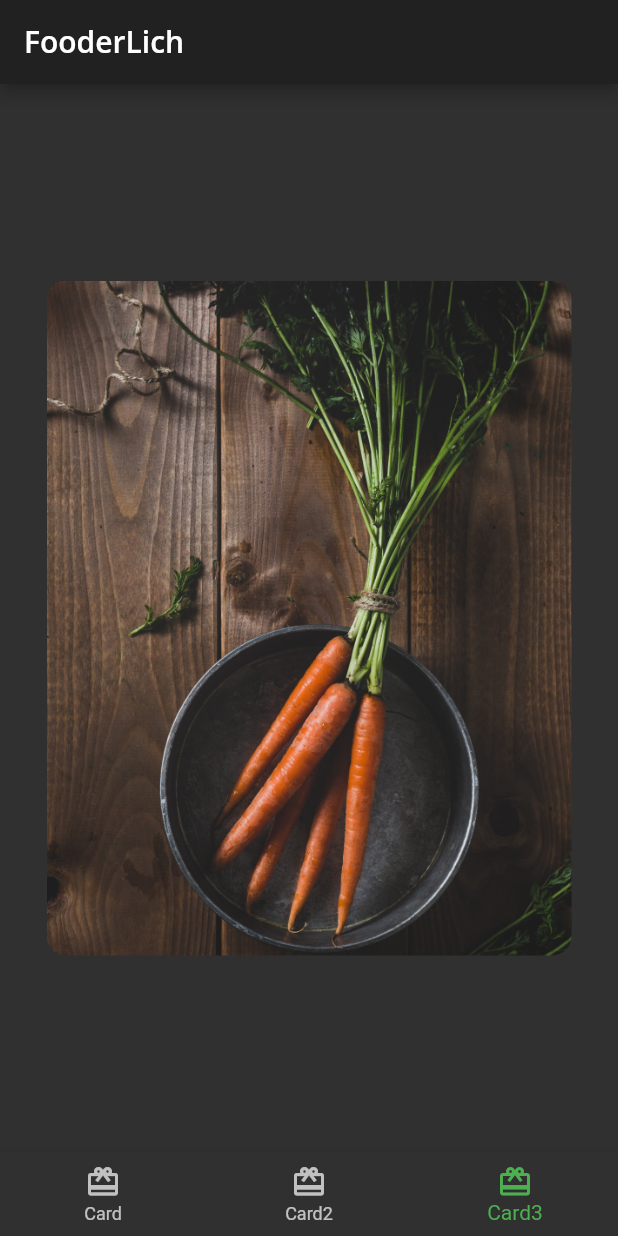
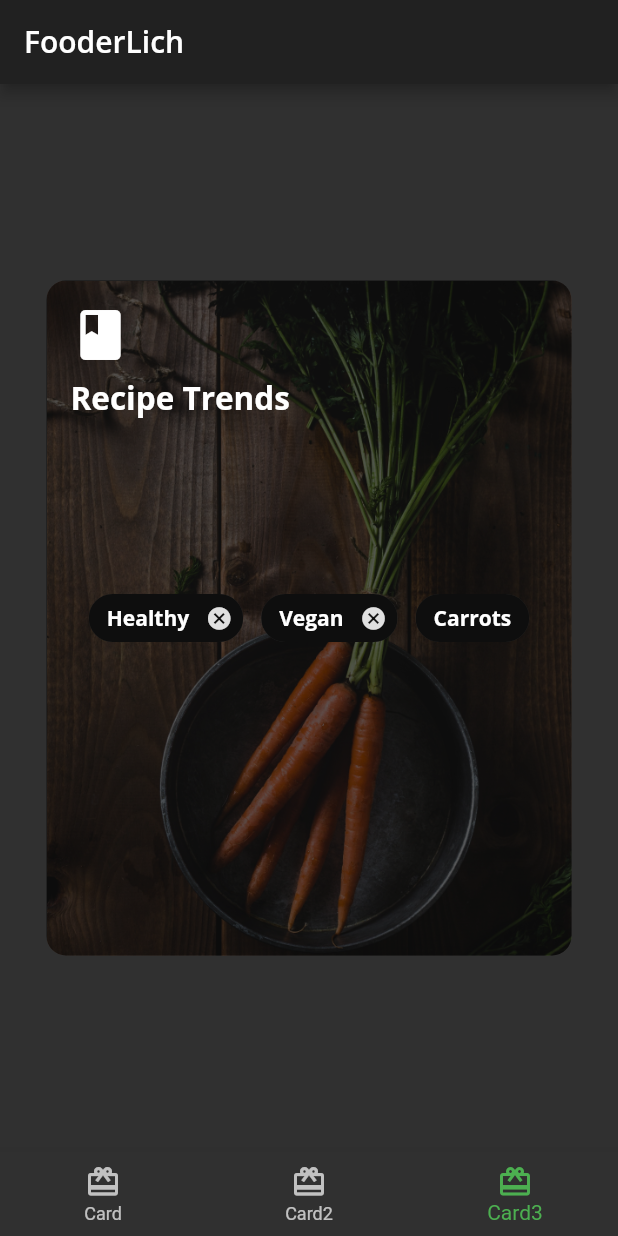
Before and after one commit to MuhammadIbraheem18sw26/Fooderlich, a Flutter app: the screen it shows after launch, item 3 of the bottom bar chosen, on a phone screen of 412 x 824 dp. Run offline on Flutter 3.47's test engine with Material 2 defaults, Android fonts, the phone set to English and light mode, and no system bars; our stand-ins replace get, google_fonts.

Commit message:
Completed the project

```diff
--- a/lib/card3.dart
+++ b/lib/card3.dart
@@ -1,5 +1,6 @@
 import 'package:flutter/cupertino.dart';
 import 'package:flutter/material.dart';
+import 'fooderlish_theme.dart';
 
 class Card3 extends StatelessWidget {
   const Card3({Key? key}) : super(key: key);
@@ -17,10 +18,76 @@ class Card3 extends StatelessWidget {
                 image: AssetImage('assets/mag2.png'), fit: BoxFit.cover),
             borderRadius: BorderRadius.all(Radius.circular(13))),
         child: Stack(
-          children: const [
-            // TODO 5: add dark overlay BoxDecoration
-            // TODO 6: Add Container, Column, Icon and Text
-            // TODO 7: Add Center widget with Chip widget children
+          children: [
+            Container(
+              decoration: BoxDecoration(
+                color: Colors.black.withOpacity(0.6),
+                borderRadius: const BorderRadius.all(
+                  Radius.circular(13),
+                ),
+              ),
+            ),
+            Container(
+              // 3
+              padding: const EdgeInsets.all(16),
+              // 4
+              child: Column(
+                // 5
+                crossAxisAlignment: CrossAxisAlignment.start,
+                children: [
+                  // 6
+                  const Icon(
+                    Icons.book,
+                    color: Colors.white,
+                    size: 40,
+                  ),
+                  // 7
+                  const SizedBox(height: 8),
+                  // 8
+                  Text(
+                    'Recipe Trends',
+                    style: FooderlichTheme.darkTextTheme.headline2,
+                  ),
+                  // 9
+                  const SizedBox(height: 30),
+                ],
+              ),
+            ),
+            Center(
+              // 11
+              child: Wrap(
+                // 12
+                alignment: WrapAlignment.start,
+                // 13
+                spacing: 12,
+                // 14
+                runSpacing: 12,
+                // 15
+                children: [
+                  Chip(
+                    label: Text('Healthy',
+                        style: FooderlichTheme.darkTextTheme.bodyText1),
+                    backgroundColor: Colors.black.withOpacity(0.7),
+                    onDeleted: () {
+                      print('delete');
+                    },
+                  ),
+                  Chip(
+                    label: Text('Vegan',
+                        style: FooderlichTheme.darkTextTheme.bodyText1),
+                    backgroundColor: Colors.black.withOpacity(0.7),
+                    onDeleted: () {
+                      print('delete');
+                    },
+                  ),
+                  Chip(
+                    label: Text('Carrots',
+                        style: FooderlichTheme.darkTextTheme.bodyText1),
+                    backgroundColor: Colors.black.withOpacity(0.7),
+                  ),
+                ],
+              ),
+            ),
           ],
         ),
       ),
```
